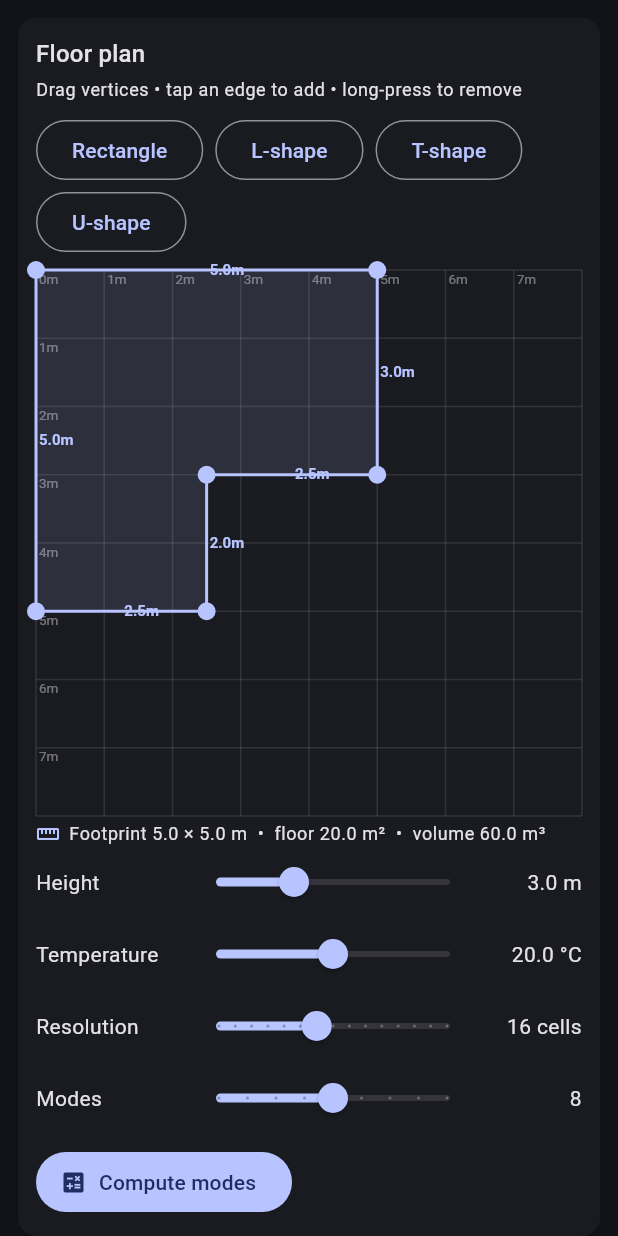
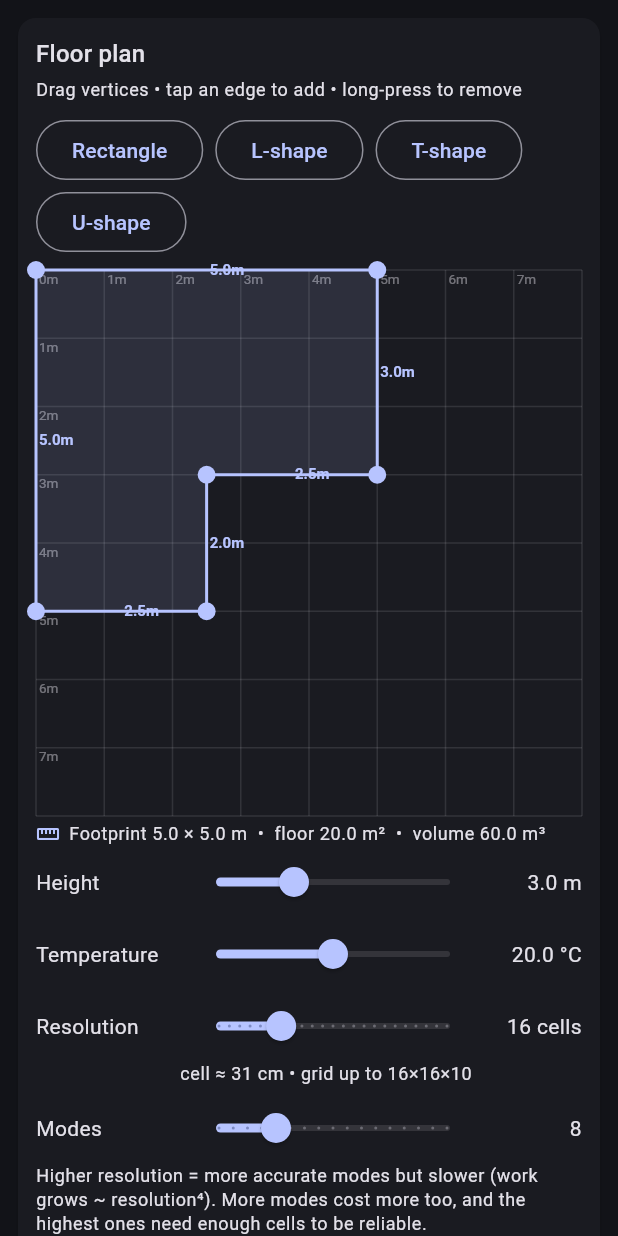
Before and after one commit to denis97/Room-Mode-calculator, a Flutter app: the CustomRoomScreen widget shown alone on an empty page, opened directly, on a phone screen of 412 x 824 dp. Run offline on Flutter 3.47's test engine with Material 3 defaults, Android fonts, the phone set to English and light mode, and no system bars; our stand-ins replace audioplayers, flutter_riverpod.

Commit message:
Custom-room solver controls + full README
Solver controls:
- Raise mode cap to 20 and resolution to 32.
- Live hint under the resolution slider showing cell size and grid dimensions.
- Explanatory note on the accuracy/cost trade-off.

README: full rewrite documenting features (both tabs), the physics/math
(analytical cuboid modes, speed of sound, mode types, pressure field, note
mapping, Schroeder/Bonello/room ratios) and a detailed walkthrough of the
numerical solver — the Helmholtz eigenproblem with Neumann BCs, voxelization,
the matrix-free finite-volume Laplacian, eigenvalue→frequency, the inverse-
iteration + deflation + CG eigensolver, an honest FDM-vs-FEM note, and the
accuracy/resolution/mode-count trade-offs.

34 tests pass; analyze clean.

Co-Authored-By: Claude Opus 4.8 <noreply@anthropic.com>
Claude-Session: https://claude.ai/code/session_01BhpgNpzTWRzpJgxQ4iRw1V

```diff
--- a/lib/ui/screens/custom_room_screen.dart
+++ b/lib/ui/screens/custom_room_screen.dart
@@ -1,3 +1,5 @@
+import 'dart:math' as math;
+
 import 'package:flutter/material.dart';
 import 'package:flutter_riverpod/flutter_riverpod.dart';
 
@@ -75,21 +77,28 @@ class CustomRoomScreen extends ConsumerWidget {
                   label: 'Resolution',
                   value: plan.resolution.toDouble(),
                   min: 10,
-                  max: 24,
-                  divisions: 14,
+                  max: 32,
+                  divisions: 22,
                   suffix: 'cells',
                   onChanged: (v) => planNotifier.state =
                       plan.copyWith(resolution: v.round()),
                 ),
+                _ResolutionHint(plan: plan),
                 _LabeledSlider(
                   label: 'Modes',
                   value: plan.modeCount.toDouble(),
                   min: 4,
-                  max: 12,
-                  divisions: 8,
+                  max: 20,
+                  divisions: 16,
                   suffix: '',
                   onChanged: (v) => planNotifier.state =
                       plan.copyWith(modeCount: v.round()),
+                ),
+                Text(
+                  'Higher resolution = more accurate modes but slower '
+                  '(work grows ~ resolution⁴). More modes cost more too, and '
+                  'the highest ones need enough cells to be reliable.',
+                  style: Theme.of(context).textTheme.bodySmall,
                 ),
                 const SizedBox(height: 8),
                 FilledButton.icon(
@@ -243,6 +252,34 @@ class _FootprintReadout extends StatelessWidget {
   }
 }
 
+/// Live "what will the grid look like" hint: cell size and approximate grid
+/// dimensions for the current resolution, so the accuracy/cost trade-off is
+/// visible while dragging the slider.
+class _ResolutionHint extends StatelessWidget {
+  const _ResolutionHint({required this.plan});
+
+  final FloorPlan plan;
+
+  @override
+  Widget build(BuildContext context) {
+    final shape =
+        ExtrudedPolygonShape(floor: plan.vertices, height: plan.height);
+    final maxExtent =
+        [shape.extentX, shape.extentY, plan.height].reduce(math.max);
+    final h = maxExtent / plan.resolution;
+    final nx = (shape.extentX / h).ceil();
+    final ny = (shape.extentY / h).ceil();
+    final nz = (plan.height / h).ceil();
+    return Padding(
+      padding: const EdgeInsets.only(left: 96, bottom: 4),
+      child: Text(
+        'cell ≈ ${(h * 100).toStringAsFixed(0)} cm • grid up to $nx×$ny×$nz',
+        style: Theme.of(context).textTheme.bodySmall,
+      ),
+    );
+  }
+}
+
 class _LabeledSlider extends StatelessWidget {
   const _LabeledSlider({
     required this.label,
```
Also changed, not shown: 1 other file.
